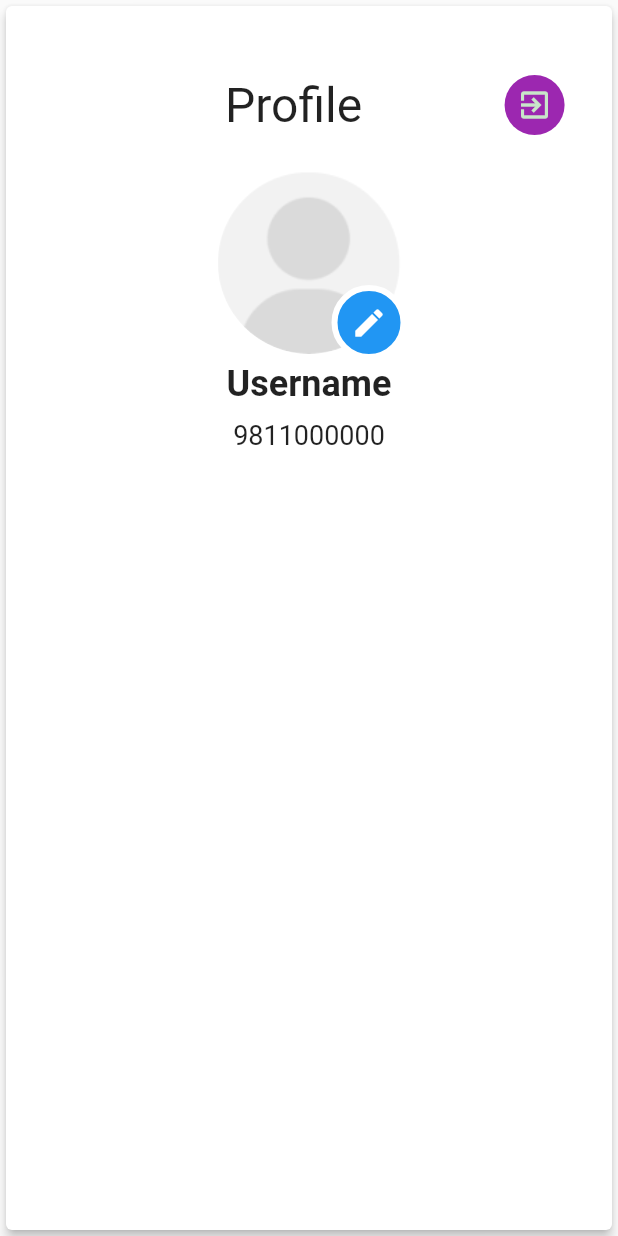
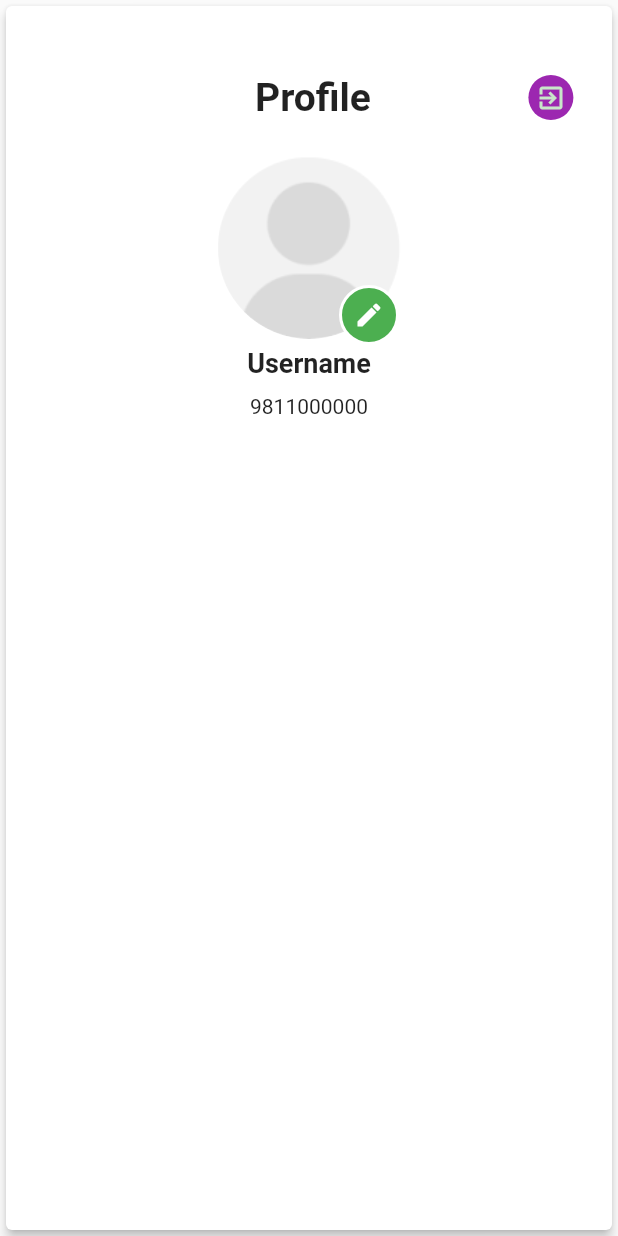
Before and after one commit to LET-BE-X/Givegi, a Flutter app: the Profilephoto widget shown alone on an empty page, opened directly, on a phone screen of 412 x 824 dp. Run offline on Flutter 3.47's test engine with Material 2 defaults, Android fonts, the phone set to English and light mode, and no system bars; our stand-ins replace carousel_slider, curved_navigation_bar, flutter_screenutil, flutter_svg, gap, get and 2 more.

Commit message:
profile screen

```diff
--- a/lib/view/ProfileScreen/Screens/Profile_screens.dart
+++ b/lib/view/ProfileScreen/Screens/Profile_screens.dart
@@ -20,7 +20,7 @@ class ProfileScreen extends StatelessWidget {
     return  Column(
         children: [
           Profilephoto(),
-          Gap(40),
+          Gap(10),
           ListView.separated(
               shrinkWrap: true,
               itemBuilder: (BuildContext context, int index) {
@@ -37,7 +37,7 @@ class ProfileScreen extends StatelessWidget {
                         .fontFamily(Vx.cyanHex50)
                         .make(),
                     // subtitle: ,
-                    trailing: Icon(Icons.arrow_forward_ios_outlined),
+                    trailing: Icon(Icons.arrow_forward_ios_outlined,size: 15,),
                   ),
                 );
               },
@@ -46,7 +46,7 @@ class ProfileScreen extends StatelessWidget {
                   padding:  EdgeInsets.only(left: 20, right: 20),
                   child: Divider(
                     color: Color(0xffD9D9D9),
-                    height: 20,
+                    height: 10,
                   ),
                 );
               },
--- a/lib/view/ProfileScreen/Widgets/profile_widgits.dart
+++ b/lib/view/ProfileScreen/Widgets/profile_widgits.dart
@@ -27,15 +27,16 @@ class Profilephoto extends StatelessWidget {
                 ),
                  Row(
                   children: [
-                    Gap(130),
+                    Gap(150),
                      const Text(
                        "Profile",
-                       style: TextStyle(fontSize: 32),
+                       style: TextStyle(fontSize: 26,fontWeight: FontWeight.bold),
                      ),
-                    Gap(95),
+                    Gap(105),
                     InkWell(child: CircleAvatar(
+                      radius: 15,
                       backgroundColor: Colors.purple,
-                      child: Icon(Icons.exit_to_app),),onTap: (){},)
+                      child: Icon(Icons.exit_to_app,size: 20,),),onTap: (){},)
                   ],
                 ),
                 SizedBox(
@@ -66,21 +67,23 @@ class Profilephoto extends StatelessWidget {
                       bottom: 0,
                       right: 0,
                       child: Container(
-                        height: 50,
+                        height: 40,
                         width: 50,
                         decoration: BoxDecoration(
                             shape: BoxShape.circle,
                             border: Border.all(
-                              width: 4,
+                              width: 2,
                               color: Colors.white,
                             ),
-                            color: Colors.blue),
-                        child: IconButton(
-                          onPressed: () {
-                            controller.changeProfile(context);
-                          },
-                          icon: Icon(Icons.edit),
-                          color: Colors.white,
+                            color: Colors.green),
+                        child: Center(
+                          child: IconButton(
+                            onPressed: () {
+                              controller.changeProfile(context);
+                            },
+                            icon: Icon(Icons.edit,color: Colors.white,size: 20),
+                            color: Colors.white,
+                          ),
                         ),
                       ))
                 ]),
@@ -89,13 +92,13 @@ class Profilephoto extends StatelessWidget {
                 ),
                 Text(
                   "Username",
-                  style: TextStyle(fontSize: 24,fontWeight: FontWeight.w700),
+                  style: TextStyle(fontSize: 18,fontWeight: FontWeight.w700),
                 ),
                 SizedBox(
                   height: 10,
                 ),
                 Text(
-                  "9811000000",style: TextStyle(fontSize: 18),
+                  "9811000000",style: TextStyle(fontSize: 14),
 
                 )
               ],
```
Also changed, not shown: lib/view/More/screens/More_screens.dart (+12 -0 lines), lib/view/app.dart (+4 -3 lines).
